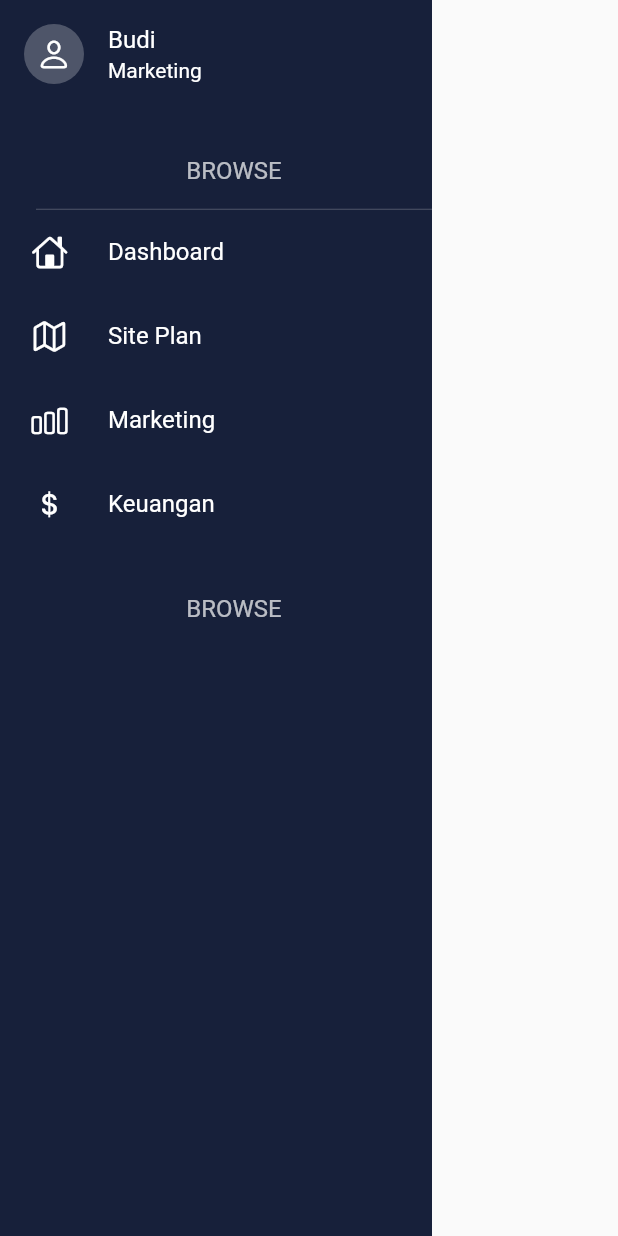
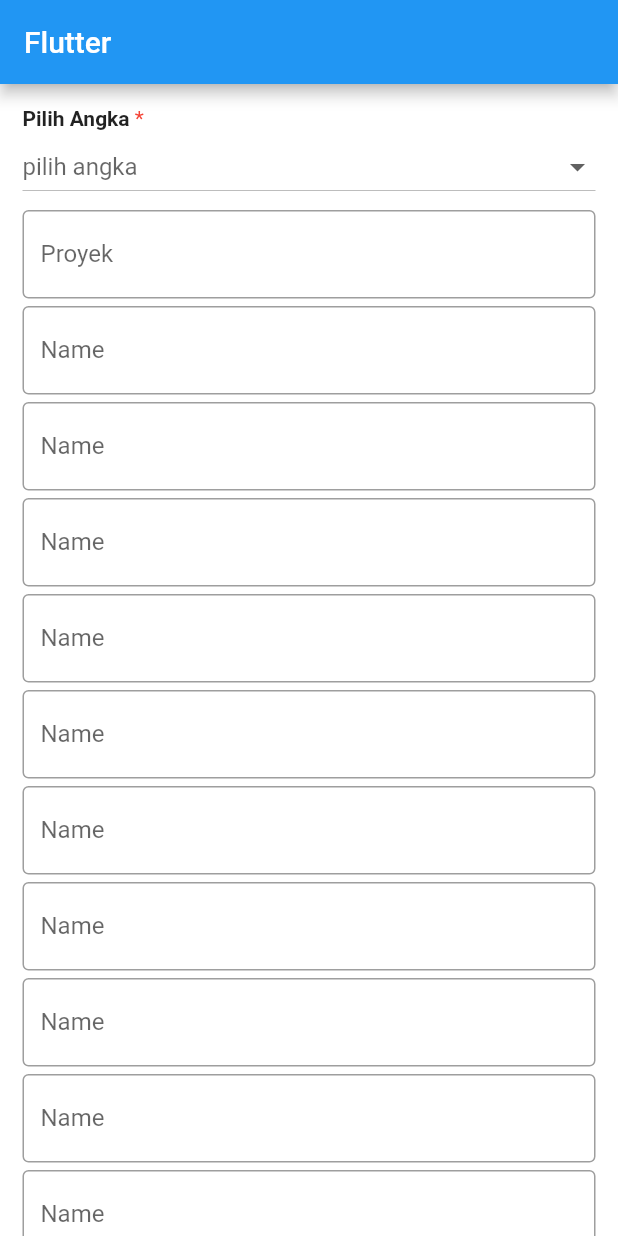
Before and after one commit to adisanwar/property_app, a Flutter app: the screen it shows after launch, on a phone screen of 412 x 824 dp. Run offline on Flutter 3.47's test engine with Material 2 defaults, Android fonts, the phone set to English and light mode, and no system bars.

Commit message:
add form

```diff
--- /dev/null
+++ b/lib/components/form_reserv.dart
@@ -0,0 +1,187 @@
+import 'package:flutter/material.dart';
+
+class FormReserv extends StatefulWidget {
+  const FormReserv({super.key});
+
+  @override
+  State<FormReserv> createState() => _FormReservState();
+}
+
+class _FormReservState extends State<FormReserv> {
+  final _formState = GlobalKey<FormState>();
+  final textController = TextEditingController();
+  angka? selectedValue;
+  List<angka> angkas = [
+    angka(id: 1, name: "SATU"),
+    angka(id: 2, name: "DUA"),
+    angka(id: 3, name: "TIGA"),
+  ];
+
+  @override
+  Widget build(BuildContext context) {
+    return MaterialApp(
+      debugShowCheckedModeBanner: false,
+      home: Scaffold(
+        appBar: AppBar(
+          title: Text('Flutter'),
+        ),
+        backgroundColor: Colors.white,
+        body: SingleChildScrollView(
+          child: Container(
+            padding: EdgeInsets.all(15),
+            key: _formState,
+            child: Column(children: [
+              Row(
+                children: [
+                  Text(
+                    'Pilih Angka', // Label di atas kotak dropdown
+                    style: TextStyle(
+                      fontWeight: FontWeight.bold,
+                    ),
+                  ),
+                  Text(
+                    ' *',
+                    style: TextStyle(
+                      color: Colors.red,
+                    ),
+                  ),
+                ],
+              ),
+              DropdownButton<angka?>(
+                  hint: Text("pilih angka"),
+                  value: selectedValue,
+                  onChanged: (value) {
+                    setState(() {
+                      selectedValue = value;
+                    });
+                  },
+
+                  // underline: SizedBox(),
+                  isExpanded: true,
+                  items: angkas
+                      .map<DropdownMenuItem<angka?>>((e) => DropdownMenuItem(
+                            child: Text((e?.name ?? '').toString()),
+                            value: e,
+                          ))
+                      .toList()),
+              SizedBox(
+                height: 5,
+              ),
+              TextFormField(
+                controller: textController,
+                validator: (value) {},
+                decoration: InputDecoration(
+                    border: OutlineInputBorder(), label: Text('Proyek')),
+              ),
+              SizedBox(
+                height: 5,
+              ),
+              TextFormField(
+                controller: textController,
+                validator: (value) {},
+                decoration: InputDecoration(
+                    border: OutlineInputBorder(), label: Text('Name')),
+              ),
+              SizedBox(
+                height: 5,
+              ),
+              TextFormField(
+                controller: textController,
+                validator: (value) {},
+                decoration: InputDecoration(
+                    border: OutlineInputBorder(), label: Text('Name')),
+              ),
+              SizedBox(
+                height: 5,
+              ),
+              TextFormField(
+                controller: textController,
+                validator: (value) {},
+                decoration: InputDecoration(
+                    border: OutlineInputBorder(), label: Text('Name')),
+              ),
+              SizedBox(
+                height: 5,
+              ),
+              TextFormField(
+                controller: textController,
+                validator: (value) {},
+                decoration: InputDecoration(
+                    border: OutlineInputBorder(), label: Text('Name')),
+              ),
+              SizedBox(
+                height: 5,
+              ),
+              TextFormField(
+                controller: textController,
+                validator: (value) {},
+                decoration: InputDecoration(
+                    border: OutlineInputBorder(), label: Text('Name')),
+              ),
+              SizedBox(
+                height: 5,
+              ),
+              TextFormField(
+                controller: textController,
+                validator: (value) {},
+                decoration: InputDecoration(
+                    border: OutlineInputBorder(), label: Text('Name')),
+              ),
+              SizedBox(
+                height: 5,
+              ),
+              TextFormField(
+                controller: textController,
+                validator: (value) {},
+                decoration: InputDecoration(
+                    border: OutlineInputBorder(), label: Text('Name')),
+              ),
+              SizedBox(
+                height: 5,
+              ),
+              TextFormField(
+                controller: textController,
+                validator: (value) {},
+                decoration: InputDecoration(
+                    border: OutlineInputBorder(), label: Text('Name')),
+              ),
+              SizedBox(
+                height: 5,
+              ),
+              TextFormField(
+                controller: textController,
+                validator: (value) {},
+                decoration: InputDecoration(
+                    border: OutlineInputBorder(), label: Text('Name')),
+              ),
+              SizedBox(
+                height: 5,
+              ),
+              TextFormField(
+                controller: textController,
+                validator: (value) {},
+                decoration: InputDecoration(
+                    border: OutlineInputBorder(), label: Text('Name')),
+              ),
+              SizedBox(
+                height: 5,
+              ),
+              SizedBox(
+                width: double.infinity,
+                child: ElevatedButton(
+                    onPressed: () {}, child: Text("Buat Reservasi")),
+              )
+            ]),
+          ),
+        ),
+      ),
+    );
+  }
+}
+
+class angka {
+  int? id;
+  String? name;
+
+  angka({this.id, this.name});
+}
--- a/lib/components/info_card.dart
+++ /dev/null
@@ -1,32 +0,0 @@
-import 'package:flutter/material.dart';
-import 'package:flutter/cupertino.dart';
-
-class InfoCard extends StatelessWidget {
-  const InfoCard({
-    super.key,
-    required this.name,
-    required this.profession,
-  });
-
-  final String name, profession;
-  @override
-  Widget build(BuildContext context) {
-    return ListTile(
-      leading: CircleAvatar(
-        backgroundColor: Colors.white24,
-        child: Icon(
-          CupertinoIcons.person,
-          color: Colors.white,
-        ),
-      ),
-      title: Text(
-        name,
-        style: TextStyle(color: Colors.white),
-      ),
-      subtitle: Text(
-        profession,
-        style: TextStyle(color: Colors.white),
-      ),
-    );
-  }
-}
--- a/lib/components/side_menu_tile.dart
+++ /dev/null
@@ -1,107 +0,0 @@
-import 'package:flutter/material.dart';
-import 'package:flutter/cupertino.dart';
-
-class SideMenuTile extends StatelessWidget {
-  const SideMenuTile({
-    super.key,
-  });
-
-  @override
-  Widget build(BuildContext context) {
-    return Column(
-      children: [
-        Padding(
-          padding: const EdgeInsets.only(left: 24),
-          child: Divider(
-            color: Colors.white24,
-            height: 1,
-          ),
-        ),
-        // Stack(
-        //   children: [
-        //     AnimatedPositioned(
-        //       duration: const Duration(milliseconds: 300),
-        //       height: 50,
-        //       width: double.infinity,
-        //       left: 0,
-        //       child: Container(
-        //         decoration: const BoxDecoration(
-        //           color: Color(0xFF6792FF),
-        //           borderRadius: BorderRadius.all(Radius.circular(10)),
-        //         ),
-        //       ),
-        //     ),
-        //   ],
-        // ),
-        ListTile(
-          onTap: () {},
-          leading: SizedBox(
-            height: 34,
-            width: 34,
-            child: Icon(
-              CupertinoIcons.home,
-              color: Colors.white,
-            ),
-          ),
-          title: Text(
-            "Dashboard",
-            style: TextStyle(color: Colors.white),
-          ),
-        ),
-        ListTile(
-          onTap: () {},
-          leading: SizedBox(
-            height: 34,
-            width: 34,
-            child: Icon(
-              CupertinoIcons.map,
-              color: Colors.white,
-            ),
-          ),
-          title: Text(
-            "Site Plan",
-            style: TextStyle(color: Colors.white),
-          ),
-        ),
-        ListTile(
-          onTap: () {},
-          leading: SizedBox(
-            height: 34,
-            width: 34,
-            child: Icon(
-              CupertinoIcons.chart_bar,
-              color: Colors.white,
-            ),
-          ),
-          title: Text(
-            "Marketing",
-            style: TextStyle(color: Colors.white),
-          ),
-        ),
-        ListTile(
-          onTap: () {},
-          leading: SizedBox(
-            height: 34,
-            width: 34,
-            child: Icon(
-              CupertinoIcons.money_dollar,
-              color: Colors.white,
-            ),
-          ),
-          title: Text(
-            "Keuangan",
-            style: TextStyle(color: Colors.white),
-          ),
-        ),
-        Padding(
-          padding: const EdgeInsets.only(left: 24, top: 32, bottom: 16),
-          child: Text("Browse".toUpperCase(),
-              style: Theme.of(context)
-                  .textTheme
-                  .titleMedium!
-                  .copyWith(color: Colors.white70)),
-        ),
-      ],
-    );
-  }
-}
--- a/lib/main.dart
+++ b/lib/main.dart
@@ -1,6 +1,6 @@
+import 'package:flutter/cupertino.dart';
 import 'package:flutter/material.dart';
-import 'package:property_app/components/side_menu.dart';
-import 'package:property_app/components/sidebarx.dart';
+import 'package:property_app/components/form_reserv.dart';
 
 void main() {
   runApp(const MyApp());
@@ -15,18 +15,65 @@ class MyApp extends StatelessWidget {
     return MaterialApp(
       title: 'Flutter Demo',
       theme: ThemeData(
-        // This is the theme of your application.
-        //
-        // Try running your application with "flutter run". You'll see the
-        // application has a blue toolbar. Then, without quitting the app, try
-        // changing the primarySwatch below to Colors.green and then invoke
-        // "hot reload" (press "r" in the console where you ran "flutter run",
-        // or simply save your changes to "hot reload" in a Flutter IDE).
-        // Notice that the counter didn't reset back to zero; the application
-        // is not restarted.
         primarySwatch: Colors.blue,
       ),
-      home: const SideMenu(),
+      home: FormReserv(),
     );
   }
 }
+
+// class dropdown extends StatefulWidget {
+//   const dropdown({super.key});
+
+//   @override
+//   State<dropdown> createState() => _dropdownState();
+// }
+
+// class _dropdownState extends State<dropdown> {
+//   angka? selectedValue;
+//   List<angka> angkas = [
+//     angka(id: 1, name: "SATU"),
+//     angka(id: 2, name: "DUA"),
+//     angka(id: 3, name: "TIGA"),
+//   ];
+//   @override
+//   Widget build(BuildContext context) {
+//     return MaterialApp(
+//       home: Scaffold(
+//         appBar: AppBar(
+//           title: Text('DROPDOWN'),
+//           backgroundColor: Colors.blue,
+//         ),
+//         body: Container(
+//           margin: EdgeInsets.all(15),
+//           padding: EdgeInsets.symmetric(vertical: 5, horizontal: 10),
+//           decoration: BoxDecoration(
+//               color: Colors.grey.shade200,
+//               borderRadius: BorderRadius.circular(5)),
+//           child: DropdownButton<angka?>(
+//               value: selectedValue,
+//               onChanged: (value) {
+//                 setState(() {
+//                   selectedValue = value;
+//                 });
+//               },
+//               underline: SizedBox(),
+//               isExpanded: true,
+//               items: angkas
+//                   .map<DropdownMenuItem<angka?>>((e) => DropdownMenuItem(
+//                         child: Text((e?.name ?? '').toString()),
+//                         value: e,
+//                       ))
+//                   .toList()),
+//         ),
+//       ),
+//     );
+//   }
+// }
+
+// class angka {
+//   int? id;
+//   String? name;
+
+//   angka({this.id, this.name});
+// }
--- a/pubspec.yaml
+++ b/pubspec.yaml
@@ -36,6 +36,7 @@ dependencies:
   # Use with the CupertinoIcons class for iOS style icons.
   cupertino_icons: ^1.0.5
   sidebarx: ^0.15.0
+  rive: ^0.11.0
 
 dev_dependencies:
   flutter_test:
```
Also changed, not shown: lib/components/side_menu.dart (+170 -26 lines), lib/components/sidebarx.dart (deleted, +0 -31 lines), pubspec.lock, 4 other files.
